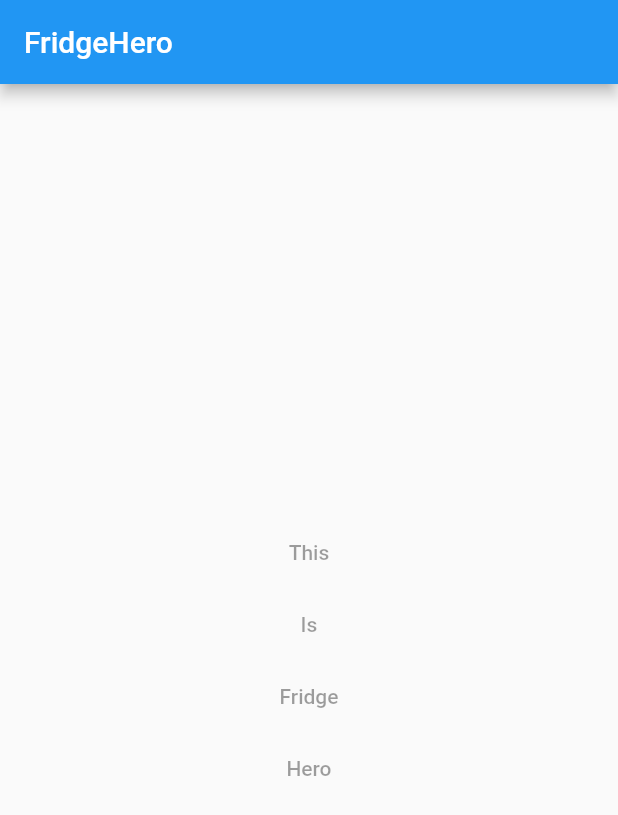
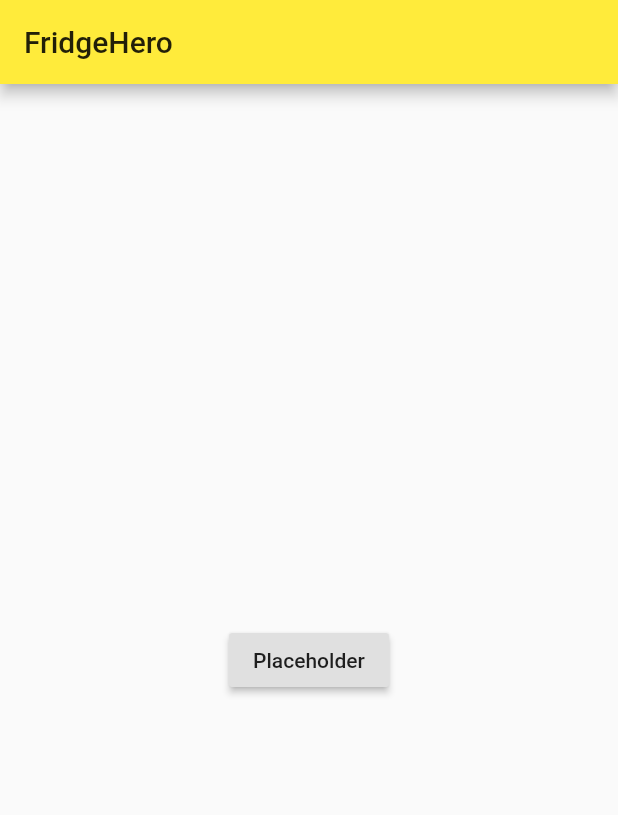
Before and after one commit to RobotPirate/FridgeHero, a Flutter app: the screen it shows after launch, on a phone screen of 412 x 824 dp. Shown: the top 815 px of the screen. Run offline on Flutter 3.47's test engine with Material 2 defaults, Android fonts, the phone set to English and light mode, and no system bars.

```diff
--- a/lib/main.dart
+++ b/lib/main.dart
@@ -1,103 +1,72 @@
 import 'package:flutter/material.dart';
+import 'package:flutter/foundation.dart';
+
+import 'dart:async';
+
+import 'package:http/http.dart' as http;
 
 void main() => runApp(MyApp());
 
 class MyApp extends StatelessWidget {
-  // This widget is the root of your application.
   @override
   Widget build(BuildContext context) {
     return MaterialApp(
       title: 'FridgeHero',
       theme: ThemeData(
-        // This is the theme of your application.
-        //
-        // Try running your application with "flutter run". You'll see the
-        // application has a blue toolbar. Then, without quitting the app, try
-        // changing the primarySwatch below to Colors.green and then invoke
-        // "hot reload" (press "r" in the console where you ran "flutter run",
-        // or simply save your changes to "hot reload" in a Flutter IDE).
-        // Notice that the counter didn't reset back to zero; the application
-        // is not restarted.
-        primarySwatch: Colors.blue,
+        primarySwatch: Colors.yellow,
       ),
-      home: MyHomePage(title: 'FridgeHero'),
+      home: FridgeHeroHome(title: 'FridgeHero'),
     );
   }
 }
 
-class MyHomePage extends StatefulWidget {
-  MyHomePage({Key key, this.title}) : super(key: key);
-
-  // This widget is the home page of your application. It is stateful, meaning
-  // that it has a State object (defined below) that contains fields that affect
-  // how it looks.
-
-  // This class is the configuration for the state. It holds the values (in this
-  // case the title) provided by the parent (in this case the App widget) and
-  // used by the build method of the State. Fields in a Widget subclass are
-  // always marked "final".
-
+class FridgeHeroHome extends StatefulWidget {
+  FridgeHeroHome({Key key, this.title}) : super(key: key);
   final String title;
 
   @override
-  _MyHomePageState createState() => _MyHomePageState();
+  _FridgeHeroHomeState createState() => _FridgeHeroHomeState();
 }
 
-class _MyHomePageState extends State<MyHomePage> {
-  int _counter = 0;
+class _FridgeHeroHomeState extends State<FridgeHeroHome> {
+  String _buttonText = 'Placeholder';
 
-  void _incrementCounter() {
-    setState(() {
-      // This call to setState tells the Flutter framework that something has
-      // changed in this State, which causes it to rerun the build method below
-      // so that the display can reflect the updated values. If we changed
-      // _counter without calling setState(), then the build method would not be
-      // called again, and so nothing would appear to happen.
-      _counter++;
-    });
-  }
+//  _FridgeHeroHomeState() {
+//    makeRequest().then((val) => setState(() {
+//      _buttonText = val;
+//    }));
+//  }
+
 
   @override
   Widget build(BuildContext context) {
-    // This method is rerun every time setState is called, for instance as done
-    // by the _incrementCounter method above.
-    //
-    // The Flutter framework has been optimized to make rerunning build methods
-    // fast, so that you can just rebuild anything that needs updating rather
-    // than having to individually change instances of widgets.
     return Scaffold(
       appBar: AppBar(
-        // Here we take the value from the MyHomePage object that was created by
-        // the App.build method, and use it to set our appbar title.
         title: Text(widget.title),
       ),
       body: Center(
-        // Center is a layout widget. It takes a single child and positions it
-        // in the middle of the parent.
         child: Column(
-          // Column is also layout widget. It takes a list of children and
-          // arranges them vertically. By default, it sizes itself to fit its
-          // children horizontally, and tries to be as tall as its parent.
-          //
-          // Invoke "debug painting" (press "p" in the console, choose the
-          // "Toggle Debug Paint" action from the Flutter Inspector in Android
-          // Studio, or the "Toggle Debug Paint" command in Visual Studio Code)
-          // to see the wireframe for each widget.
-          //
-          // Column has various properties to control how it sizes itself and
-          // how it positions its children. Here we use mainAxisAlignment to
-          // center the children vertically; the main axis here is the vertical
-          // axis because Columns are vertical (the cross axis would be
-          // horizontal).
           mainAxisAlignment: MainAxisAlignment.center,
           children: [
-            FlatButton(onPressed: null, child: Text('This')),
-            FlatButton(child: Text('Is')),
-            FlatButton(child: Text('Fridge')),
-            FlatButton(child: Text('Hero')),
+            RaisedButton(child: Text(_buttonText), onPressed: () {
+              makeRequest();
+            },
+            ),
           ],
         ),
       ),
     );
   }
+
+  makeRequest() async {
+    var url = "https://jsonplaceholder.typicode.com/todos/1";
+
+    await http.post(url, body: {})
+        .then((response) {
+
+      setState(() {
+        _buttonText = response.body.toString();
+      });
+    });
+  }
 }
--- a/pubspec.yaml
+++ b/pubspec.yaml
@@ -23,6 +23,7 @@ dependencies:
   # The following adds the Cupertino Icons font to your application.
   # Use with the CupertinoIcons class for iOS style icons.
   cupertino_icons: ^0.1.2
+  http: ^0.12.0+1
 
 dev_dependencies:
   flutter_test:
```
Also changed, not shown: pubspec.lock, 3 other files.
